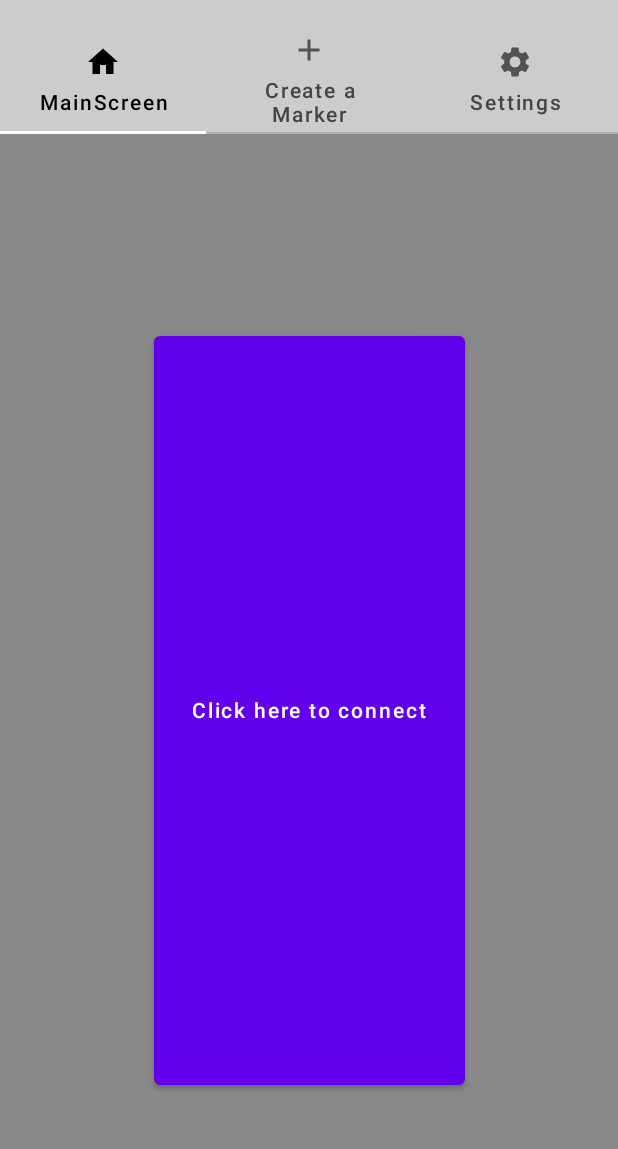
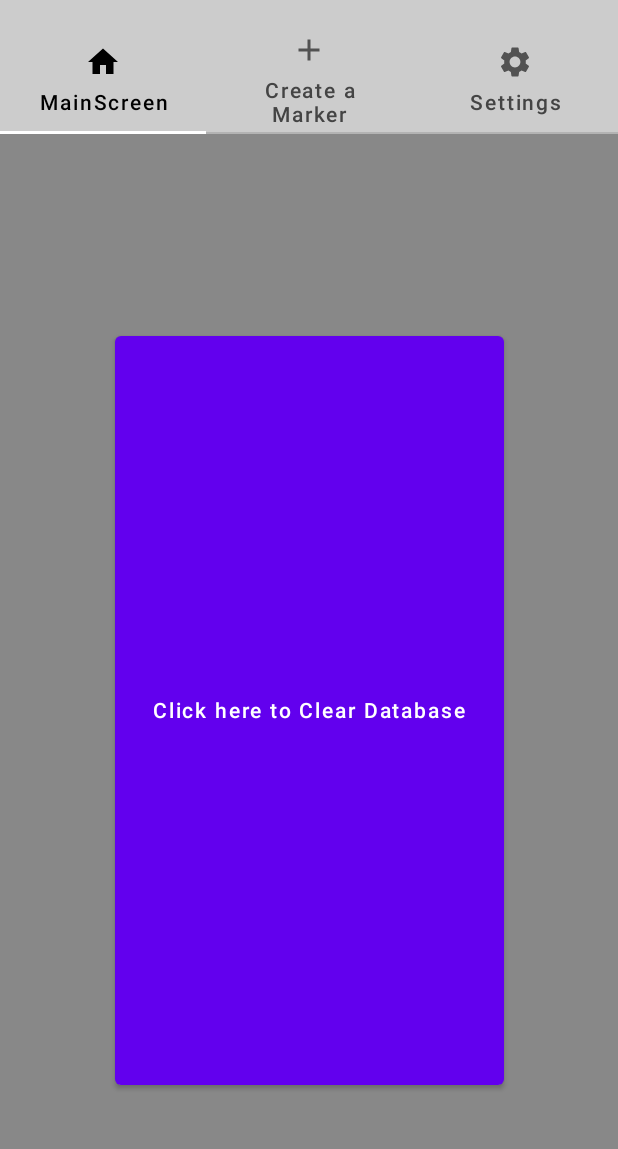
Before and after one commit to LiamHeaney/Wandering_Elder, an Android app built with Jetpack Compose: the screen it shows after launch (MainActivity), on a phone screen of 412 x 824 dp, the part 58-1207 px from its top. Run offline under Robolectric (Android 15) with nearby library versions, the phone set to English and light mode, and no system bars; our stand-ins replace Room's generated code, accompanist.

Commit message:
Database now permanently stores geofences and loads them upon application start Limit of 100 geofences stored Goefences will now check for collision before being created

```diff
--- a/app/src/main/java/com/example/wanderingelder/MainScreen.kt
+++ b/app/src/main/java/com/example/wanderingelder/MainScreen.kt
@@ -36,9 +36,12 @@ import androidx.compose.ui.text.style.TextAlign
 import androidx.compose.ui.unit.*
 import androidx.core.app.ActivityCompat
 import androidx.core.app.NotificationCompat
+import com.example.wanderingelder.GeofenceRepo.dataSource
+import com.example.wanderingelder.database.MarkersDatabase
 import com.example.wanderingelder.ui.theme.WanderingElderTheme
 import com.google.accompanist.pager.*
 import com.google.android.gms.location.*
+import kotlinx.coroutines.GlobalScope
 import kotlinx.coroutines.launch
 import java.util.*
 import kotlin.collections.ArrayList
@@ -50,13 +53,15 @@ object MainScreen {
 @Composable
 fun launchMainScreen()
 {
+
     Column(horizontalAlignment = Alignment.CenterHorizontally,
         verticalArrangement = Arrangement.Center,
         modifier = Modifier.fillMaxWidth().fillMaxHeight()) {
 
-        Button(onClick = {}, modifier = Modifier.background(Color.Transparent).fillMaxHeight(.8f))
+        Button(onClick = {
+            GlobalScope.launch {dataSource.dao.clearDatabase()  }}, modifier = Modifier.background(Color.Transparent).fillMaxHeight(.8f))
         {
-            Text("  Click here to connect  ")
+            Text("  Click here to Clear Database  ")
 
         }
     }
--- /dev/null
+++ b/app/src/main/java/com/example/wanderingelder/database/Dao.kt
@@ -0,0 +1,40 @@
+package com.example.wanderingelder.database
+
+import androidx.lifecycle.LiveData
+import androidx.room.*
+import androidx.room.Dao
+import java.time.LocalDateTime
+
+@Dao
+interface Dao {
+
+    @Insert
+    suspend fun insert(marker: Marker)
+
+    @Update
+    suspend fun update(marker: Marker)
+
+    @Query("SELECT * FROM MARKERS_TABLE WHERE name = :markerName")
+    suspend fun get(markerName:String):Marker?
+
+    @Query("DELETE FROM MARKERS_TABLE")
+    suspend fun clearDatabase()
+
+    @Query("SELECT * FROM MARKERS_TABLE ORDER BY name DESC")
+    fun getAllMarkers():List<Marker>
+
+    @Query("SELECT " +
+            "CASE WHEN EXISTS(" +
+                "SELECT * FROM MARKERS_TABLE " +
+                "WHERE " +
+                "ABS(-1 <:latitude - latitude) = 1 " +
+                "AND " +
+                "ABS(-1<:longitude - longitude < 1)) " +
+            "THEN 'TRUE' " +
+            "ELSE 'FALSE' " +
+            "END")
+    fun locationConflict(latitude:Double, longitude:Double):Boolean
+
+    @Query("SELECT COUNT(*) FROM MARKERS_TABLE")
+    fun getSize():Int
+}
--- /dev/null
+++ b/app/src/main/java/com/example/wanderingelder/database/MarkersDatabase.kt
@@ -0,0 +1,33 @@
+package com.example.wanderingelder.database
+
+import android.content.Context
+import androidx.room.Database
+import androidx.room.Room
+import androidx.room.RoomDatabase
+
+@Database(entities = [Marker::class], version =2, exportSchema = false)
+abstract class MarkersDatabase : RoomDatabase() {
+    abstract val dao:Dao
+    companion object{
+        @Volatile
+        private var INSTANCE: MarkersDatabase? = null
+        fun getInstance(context: Context):MarkersDatabase
+        {
+            synchronized(this)
+            {
+                var instance = INSTANCE
+                if(instance == null)
+                {
+                    instance = Room.databaseBuilder(
+                        context.applicationContext,
+                        MarkersDatabase::class.java,
+                        "Markers_Table")
+                        .fallbackToDestructiveMigration()
+                        .build()
+                    INSTANCE = instance
+                }
+                return instance
+            }
+        }
+    }
+}
--- a/build.gradle
+++ b/build.gradle
@@ -7,6 +7,7 @@ plugins {
     id 'com.android.application' version '7.2.1' apply false
     id 'com.android.library' version '7.2.1' apply false
     id 'org.jetbrains.kotlin.android' version '1.5.31' apply false
+
 }
 
 task clean(type: Delete) {
```
Also changed, not shown: app/build.gradle (+16 -4 lines), app/src/main/java/com/example/wanderingelder/GeofenceRepo.kt (+101 -23 lines), app/src/main/java/com/example/wanderingelder/database/Marker.kt (added, +32 -0 lines).
